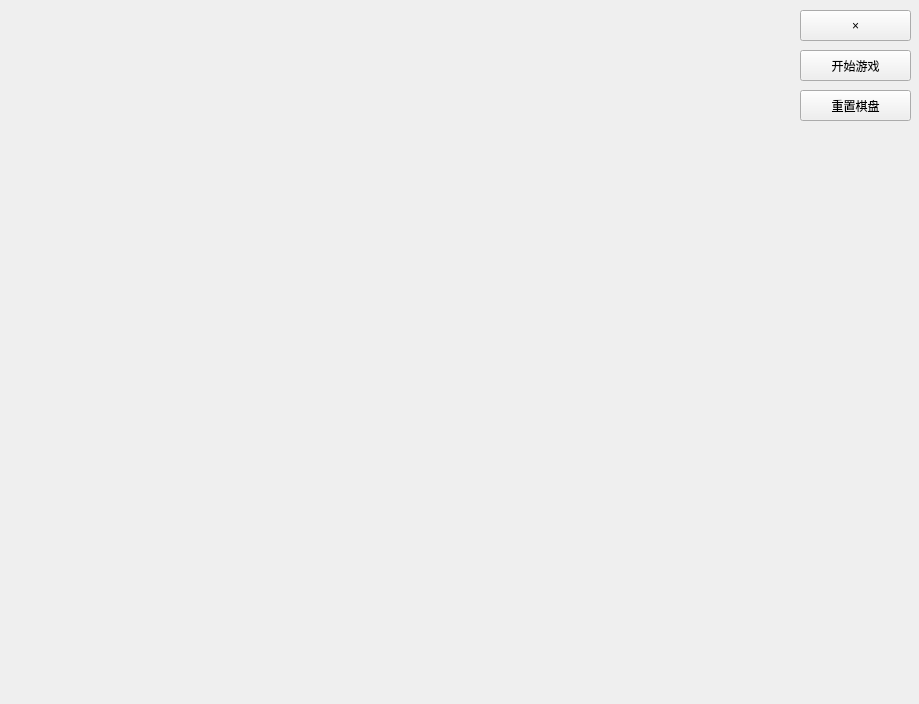
CavanasD/Gomoku_Homework, file src/widget/gamewindow.ui: the form before one commit.
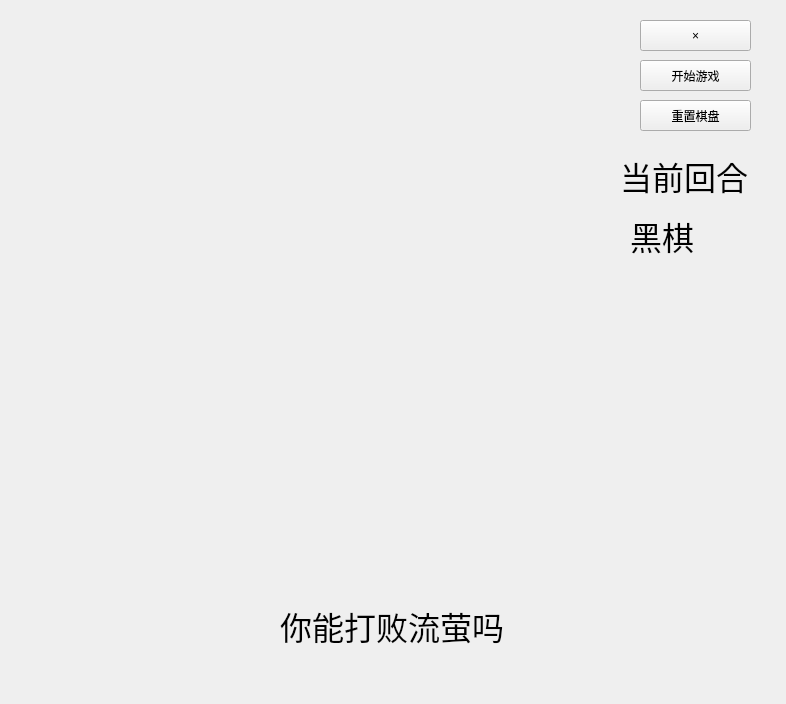
The form after the commit.

Patch:
```diff
--- a/src/widget/gamewindow.ui
+++ b/src/widget/gamewindow.ui
@@ -6,7 +6,7 @@
    <rect>
     <x>0</x>
     <y>0</y>
-    <width>919</width>
+    <width>786</width>
     <height>704</height>
    </rect>
   </property>
@@ -16,8 +16,8 @@
   <widget class="QPushButton" name="backToMain">
    <property name="geometry">
     <rect>
-     <x>800</x>
-     <y>10</y>
+     <x>640</x>
+     <y>20</y>
      <width>111</width>
      <height>31</height>
     </rect>
@@ -29,8 +29,8 @@
   <widget class="QPushButton" name="startBut">
    <property name="geometry">
     <rect>
-     <x>800</x>
-     <y>50</y>
+     <x>640</x>
+     <y>60</y>
      <width>111</width>
      <height>31</height>
     </rect>
@@ -42,8 +42,8 @@
   <widget class="QPushButton" name="resetBut">
    <property name="geometry">
     <rect>
-     <x>800</x>
-     <y>90</y>
+     <x>640</x>
+     <y>100</y>
      <width>111</width>
      <height>31</height>
     </rect>
@@ -52,6 +52,63 @@
     <string>重置棋盘</string>
    </property>
   </widget>
+  <widget class="QLabel" name="label">
+   <property name="geometry">
+    <rect>
+     <x>620</x>
+     <y>150</y>
+     <width>141</width>
+     <height>51</height>
+    </rect>
+   </property>
+   <property name="font">
+    <font>
+     <family>汉仪黑神话</family>
+     <pointsize>24</pointsize>
+    </font>
+   </property>
+   <property name="text">
+    <string>当前回合：</string>
+   </property>
+  </widget>
+  <widget class="QLabel" name="whoTurn">
+   <property name="geometry">
+    <rect>
+     <x>630</x>
+     <y>210</y>
+     <width>141</width>
+     <height>51</height>
+    </rect>
+   </property>
+   <property name="font">
+    <font>
+     <family>汉仪黑神话</family>
+     <pointsize>24</pointsize>
+    </font>
+   </property>
+   <property name="text">
+    <string>黑棋</string>
+   </property>
+  </widget>
+  <widget class="QLabel" name="whoWin">
+   <property name="geometry">
+    <rect>
+     <x>280</x>
+     <y>600</y>
+     <width>291</width>
+     <height>51</height>
+    </rect>
+   </property>
+   <property name="font">
+    <font>
+     <family>汉仪黑神话</family>
+     <pointsize>24</pointsize>
+    </font>
+   </property>
+   <property name="text">
+    <string>你能打败流萤吗</string>
+   </property>
+  </widget>
  </widget>
  <resources/>
  <connections/>
```
